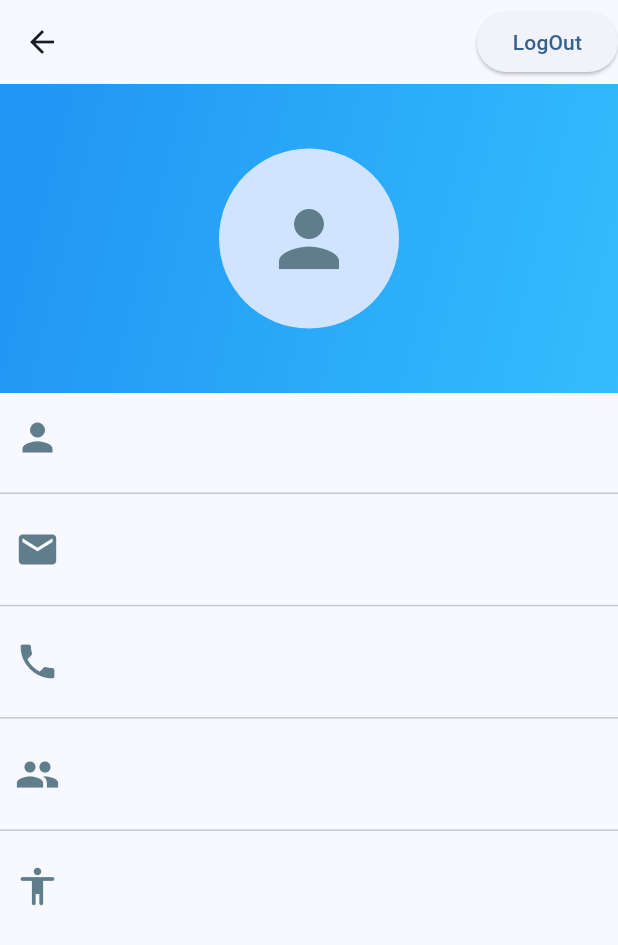
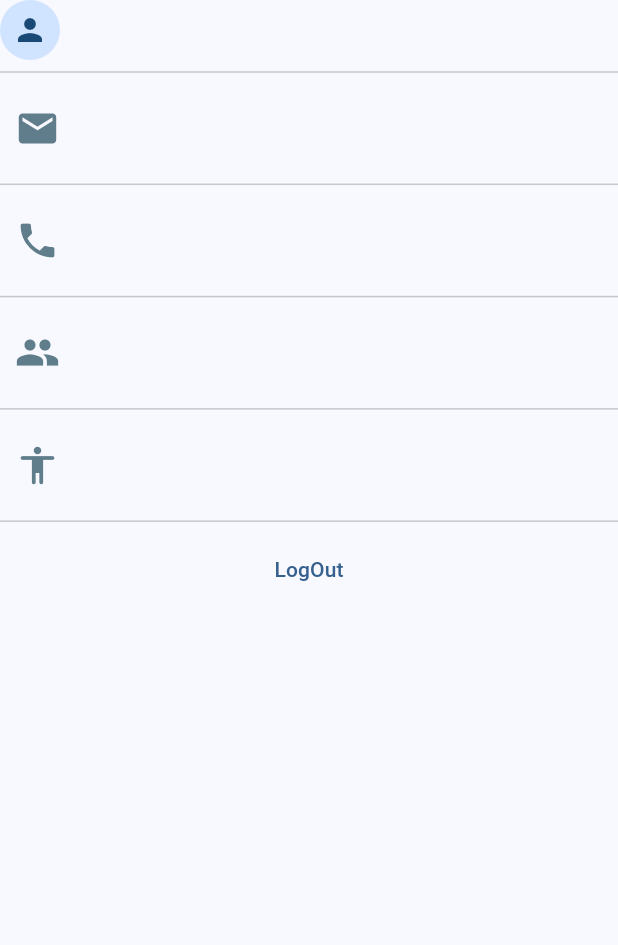
Before and after one commit to zuberypima/visitors-manager, a Flutter app: the Profilescreen screen opened directly, on a phone screen of 412 x 824 dp. Shown: the top 945 px of the screen. Run offline on Flutter 3.47's test engine with Material 3 defaults, Android fonts, the phone set to English and light mode, and no system bars; our stand-ins replace cloud_firestore, firebase_auth, firebase_core, get; missing offline and left inert: zego_uikit_prebuilt_call; accounts and stored records are empty.

Commit message:
ui update done

```diff
--- a/lib/screens/mobileView/profileScreen.dart
+++ b/lib/screens/mobileView/profileScreen.dart
@@ -14,15 +14,6 @@ class _ProfilescreenState extends State<Profilescreen> {
   @override
   Widget build(BuildContext context) {
     return Scaffold(
-        appBar: AppBar(
-          actions: [
-            ElevatedButton(
-                onPressed: () {
-                  Authservices().logOutService(context);
-                },
-                child: Text("LogOut"))
-          ],
-        ),
         body: FutureBuilder<DocumentSnapshot>(
       future: FirebaseFirestore.instance
           .collection('UserDatils')
@@ -43,31 +34,18 @@ class _ProfilescreenState extends State<Profilescreen> {
               snapshot.data!.data() as Map<String, dynamic>;
           return ListView(
             children: [
-                  Container(
-                    height: MediaQuery.of(context).size.height / 4,
-                    decoration: BoxDecoration(
-                        gradient: LinearGradient(
-                      begin: Alignment.centerLeft,
-                      end: Alignment.bottomRight,
-                      colors: [
-                        Colors.blue,
-                        Color.fromARGB(255, 51, 189, 253),
+              Row(
+                children: [
+                  CircleAvatar(
+                    child: Icon(Icons.person),
+                  ),
+                  SizedBox(
+                    width: 10,
+                  ),
+                  Text(
+                    data['LastName'].toString(),
+                  )
                 ],
-                    )),
-                    child: Center(
-                      child: CircleAvatar(
-                        radius: 60,
-                        child: Icon(
-                          Icons.person,
-                          size: 60,
-                          color: Colors.blueGrey,
-                        ),
-                      ),
-                    ),
-                  ),
-                  detailContainer(
-                    Icons.person,
-                    data['LastName'],
               ),
               Divider(),
               detailContainer(
@@ -88,7 +66,13 @@ class _ProfilescreenState extends State<Profilescreen> {
               detailContainer(
                 Icons.accessibility_rounded,
                 data['AccessPriveratge'],
-                  )
+              ),
+              Divider(),
+              TextButton(
+                  onPressed: () {
+                    Authservices().logOutService(context);
+                  },
+                  child: Text("LogOut"))
             ],
           );
         }
--- a/lib/screens/mobileView/receptionview/receptionHome.dart
+++ b/lib/screens/mobileView/receptionview/receptionHome.dart
@@ -1,10 +1,7 @@
 import 'package:flutter/material.dart';
-import 'package:visitors/screens/mobileView/callScreen.dart';
-import 'package:visitors/screens/mobileView/menuScreen.dart';
 import 'package:visitors/screens/mobileView/mobileVisitorsView.dart';
 import 'package:visitors/screens/mobileView/profileScreen.dart';
 import 'package:visitors/screens/mobileView/receptionview/receptionMenu.dart';
-import 'package:zego_uikit_prebuilt_call/zego_uikit_prebuilt_call.dart';
 
 class Receptionhome extends StatefulWidget {
   const Receptionhome({super.key});
@@ -29,6 +26,10 @@ class _ReceptionhomeState extends State<Receptionhome> {
   @override
   Widget build(BuildContext context) {
     return Scaffold(
+        appBar: AppBar(),
+        drawer: Drawer(
+          child: Profilescreen(),
+        ),
         body: screenList.elementAt(_selectedScreen),
         bottomNavigationBar: BottomNavigationBar(
             onTap: onSelect,
--- a/lib/screens/mobileView/receptionview/receptionMenu.dart
+++ b/lib/screens/mobileView/receptionview/receptionMenu.dart
@@ -1,7 +1,6 @@
 import 'package:flutter/material.dart';
 import 'package:visitors/screens/mobileView/registerNewVisitor.dart';
 import 'package:visitors/screens/mobileView/staffMobileview.dart';
-import 'package:visitors/widget/reportcards/allvisitorsToday.dart';
 
 class ReceptionMainMenuScreen extends StatefulWidget {
   const ReceptionMainMenuScreen({super.key});
--- a/lib/screens/mobileView/staffView/staffHomePage.dart
+++ b/lib/screens/mobileView/staffView/staffHomePage.dart
@@ -1,11 +1,7 @@
 import 'package:flutter/material.dart';
-import 'package:visitors/screens/mobileView/callScreen.dart';
-import 'package:visitors/screens/mobileView/menuScreen.dart';
-import 'package:visitors/screens/mobileView/mobileVisitorsView.dart';
 import 'package:visitors/screens/mobileView/profileScreen.dart';
 import 'package:visitors/screens/mobileView/staffView/staffMenu.dart';
 import 'package:visitors/screens/mobileView/staffView/staffVisitorView.dart';
-import 'package:zego_uikit_prebuilt_call/zego_uikit_prebuilt_call.dart';
 
 class StaffHomeView extends StatefulWidget {
   const StaffHomeView({super.key});
@@ -19,7 +15,7 @@ class _StaffHomeViewState extends State<StaffHomeView> {
   List<Widget> screenList = [
     Staffvisitorview(),
     StaffMainMenuScreen(),
-    Profilescreen()
+    // Profilescreen()
   ];
   void onSelect(int index) {
     setState(() {
@@ -30,17 +26,19 @@ class _StaffHomeViewState extends State<StaffHomeView> {
   @override
   Widget build(BuildContext context) {
     return Scaffold(
+      appBar: AppBar(),
+      drawer: Drawer(),
       body: screenList.elementAt(_selectedScreen),
       bottomNavigationBar: BottomNavigationBar(
           onTap: onSelect,
           currentIndex: _selectedScreen,
           items: [
-            BottomNavigationBarItem(icon: Icon(Icons.group), label: "My Visitors"),
-             BottomNavigationBarItem(
-                 icon: Icon(Icons.home_max_sharp), label: "Home"),
-            BottomNavigationBarItem(icon: Icon(Icons.person), label: "Profile")
+            BottomNavigationBarItem(
+                icon: Icon(Icons.group), label: "My Visitors"),
+            BottomNavigationBarItem(
+                icon: Icon(Icons.home_max_sharp), label: "Home"),
+            // BottomNavigationBarItem(icon: Icon(Icons.person), label: "Profile")
           ]),
-
     );
   }
 }
```
Also changed, not shown: lib/screens/mobileView/receptionHomePage.dart (line endings or trailing spaces). Lines whose indentation alone changed are shown as unchanged.
